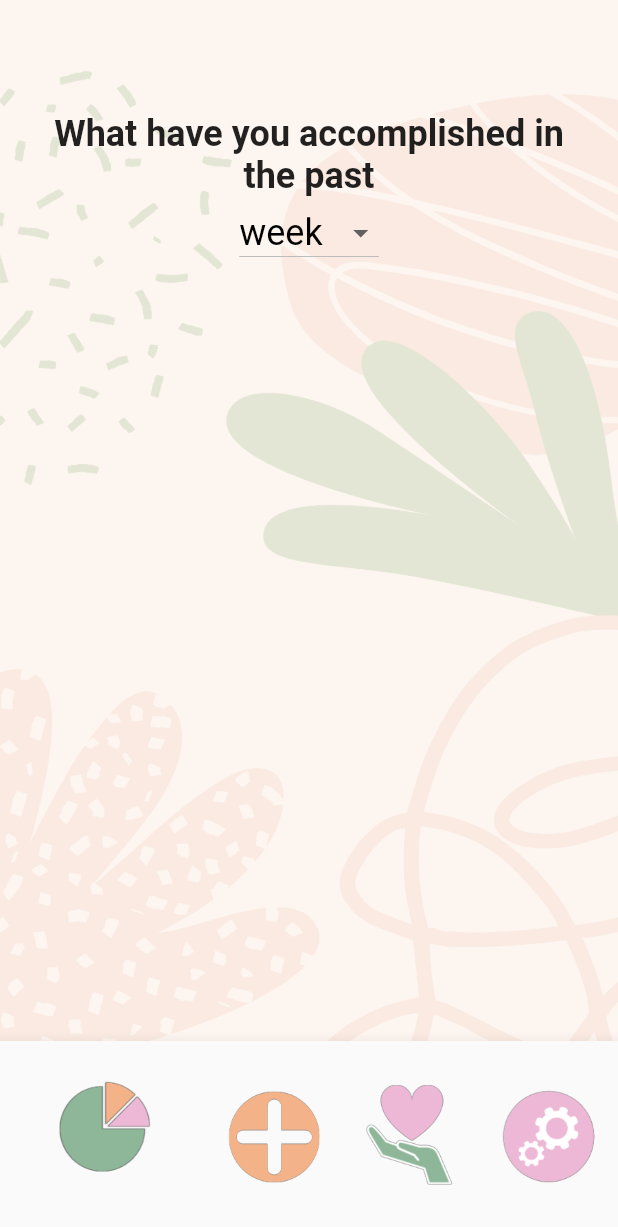
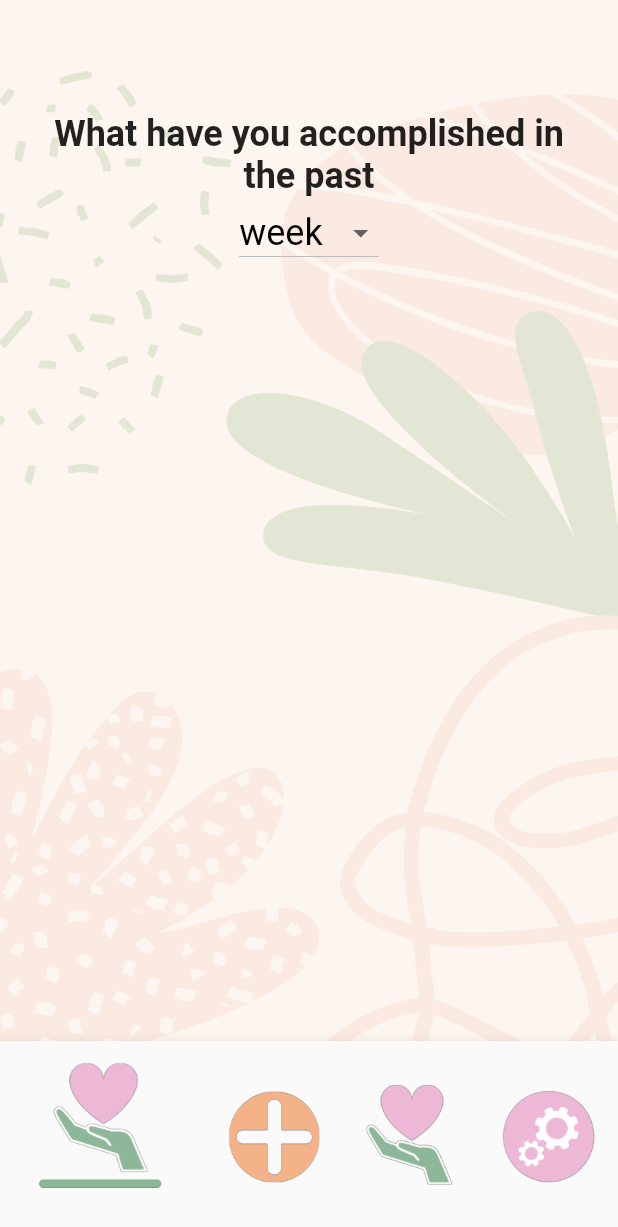
Before and after one commit to sea7321/three-little-things, a Flutter app: the screen it shows after launch, on a phone screen of 412 x 824 dp. Shown: the top 1227 px of the screen. Run offline on Flutter 3.47's test engine with Material 2 defaults, Android fonts, the phone set to English and light mode, and no system bars.

Commit message:
Added selected icons

```diff
--- a/Flutter/three_little_things/lib/main.dart
+++ b/Flutter/three_little_things/lib/main.dart
@@ -1,3 +1,4 @@
+import 'package:flutter/cupertino.dart';
 import 'package:flutter/material.dart';
 
 class Pointer<T> {
@@ -56,7 +57,7 @@ class _App extends State<AppLayout> {
     if (_selectedPage == Page.analytics) {
       return const AnalyticsPage();
     } else {
-      return const AnalyticsPage();
+      return Positioned.fill(child: Stack());
     }
   }
 
@@ -74,28 +75,52 @@ class _App extends State<AppLayout> {
         items: const <BottomNavigationBarItem>[
           BottomNavigationBarItem(
               icon: SizedBox(
-                  child: Image(image: AssetImage('assets/chart.png')),
+                  child: Image(image: AssetImage('assets/analytics.png')),
                   width: 100,
                   height: 100),
-              label: ""),
+              label: "",
+              activeIcon: SizedBox(
+                  child: Image(image: AssetImage('assets/community_selected.png')),
+                  width: 100,
+                  height: 100
+              )
+          ),
           BottomNavigationBarItem(
               icon: SizedBox(
                   child: Image(image: AssetImage('assets/add.png')),
                   width: 100,
                   height: 100),
-              label: ""),
+              label: "",
+              activeIcon: SizedBox(
+                  child: Image(image: AssetImage('assets/add_selected.png')),
+                  width: 100,
+                  height: 100
+              )
+          ),
           BottomNavigationBarItem(
               icon: SizedBox(
                   child: Image(image: AssetImage('assets/community.png')),
                   width: 100,
                   height: 100),
-              label: ""),
+              label: "",
+              activeIcon: SizedBox(
+                child: Image(image: AssetImage('assets/community_selected.png')),
+                width: 100,
+                height: 100
+              )
+          ),
           BottomNavigationBarItem(
               icon: SizedBox(
                   child: Image(image: AssetImage('assets/settings.png')),
                   width: 100,
                   height: 100),
-              label: ""),
+              label: "",
+              activeIcon: SizedBox(
+                  child: Image(image: AssetImage('assets/settings_selected.png')),
+                  width: 100,
+                  height: 100
+              )
+          ),
         ],
         currentIndex: _selectedPage.index,
         onTap: _onItemTapped,
```
Also changed, not shown: Flutter/three_little_things/assets/add_selected.png (added), Flutter/three_little_things/assets/analytics.png (renamed from Flutter/three_little_things/assets/chart.png), Flutter/three_little_things/assets/analytics_selected.png (added), Flutter/three_little_things/assets/community_selected.png (added), Flutter/three_little_things/assets/settings_selected.png (added).
